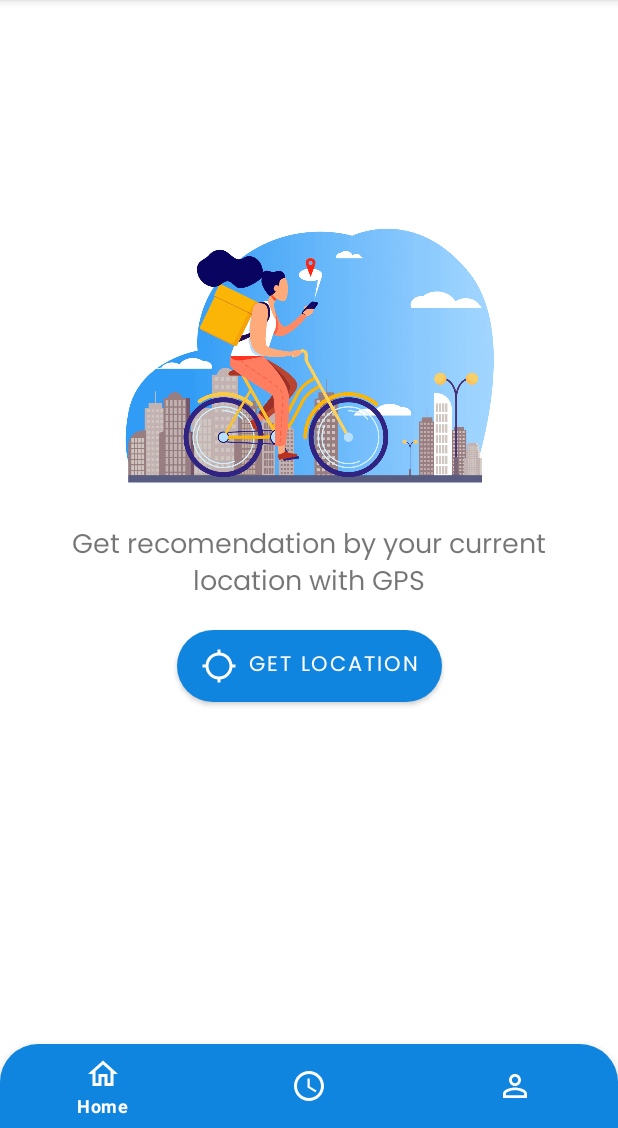
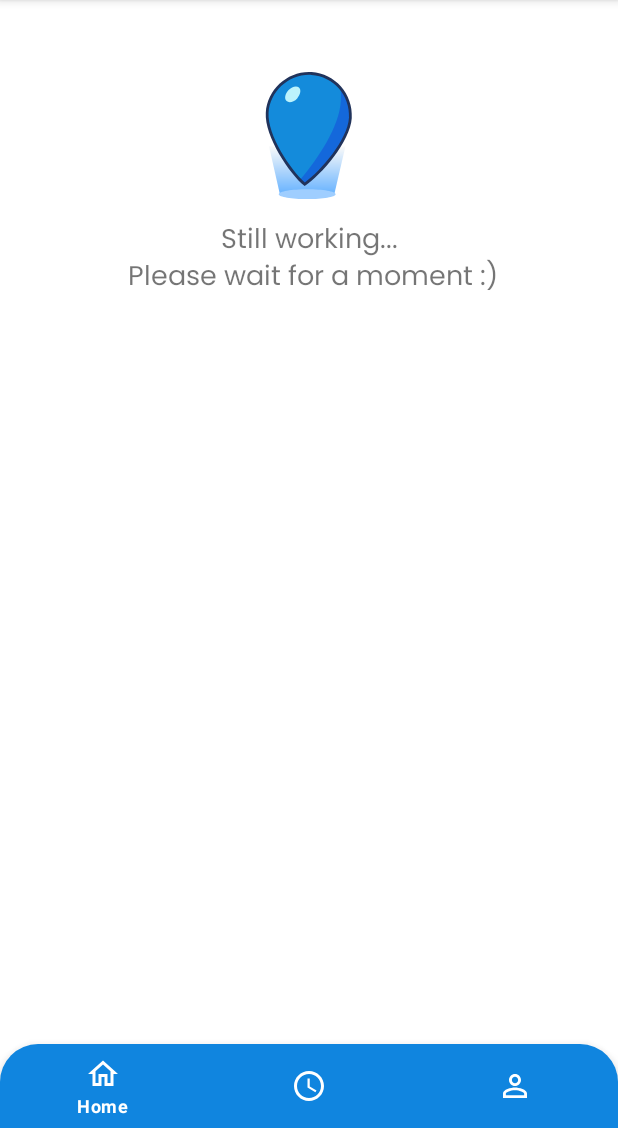
Before and after one commit to MohammadFebriyanto/ahuahu_app, an Android app: the screen it shows after launch (MainActivity), after a tap on "GET LOCATION", on a phone screen of 412 x 824 dp, the part 108-1236 px from its top. Run offline under Robolectric (Android 15) with nearby library versions, the phone set to English and light mode, and no system bars; our stand-ins replace Dagger/Hilt's generated code.

Commit message:
do code refactoring for more efficiency apps

```diff
--- a/ahuahu-app.android/app/build.gradle
+++ b/ahuahu-app.android/app/build.gradle
@@ -63,4 +63,8 @@ dependencies {
     implementation "org.jetbrains.kotlinx:kotlinx-coroutines-android:1.3.9"
     implementation "androidx.lifecycle:lifecycle-viewmodel-ktx:2.3.1"
     implementation "androidx.lifecycle:lifecycle-livedata-ktx:2.3.1"
+    implementation "androidx.room:room-runtime:$roomRuntimeVersion"
+    kapt "androidx.room:room-compiler:$roomVersion"
+    implementation "androidx.room:room-ktx:$roomVersion"
+    testImplementation "androidx.room:room-testing:$roomVersion"
 }
--- a/ahuahu-app.android/app/src/main/java/com/cap0097/ahuahuapp/data/NetworkDataSource.kt
+++ b/ahuahu-app.android/app/src/main/java/com/cap0097/ahuahuapp/data/NetworkDataSource.kt
@@ -1,8 +1,6 @@
 package com.cap0097.ahuahuapp.data
 
-import android.util.Log
 import com.cap0097.ahuahuapp.data.remote.ApiService
-import com.cap0097.ahuahuapp.data.remote.network.ApiResponse
 import com.cap0097.ahuahuapp.domain.model.Result
 import retrofit2.HttpException
 import javax.inject.Inject
@@ -13,8 +11,8 @@ class NetworkDataSource @Inject constructor(
     @Named("geocodeApi") private val geocodeApi: ApiService
 ) {
     suspend fun getResult(lat: String, long: String, callback: LoadResultCallback) {
+        val responseGeocode = geocodeApi.getGeocode("${lat},${long}")
         val response = resultApi.getResult(lat, long)
-        val responseGeocode = geocodeApi.getGeocode("${lat},${long}")
         try {
             response.let { result->
                 responseGeocode.items[0].address.let { geocode->
--- a/ahuahu-app.android/app/src/main/java/com/cap0097/ahuahuapp/data/remote/ApiService.kt
+++ b/ahuahu-app.android/app/src/main/java/com/cap0097/ahuahuapp/data/remote/ApiService.kt
@@ -2,7 +2,6 @@ package com.cap0097.ahuahuapp.data.remote
 
 import com.cap0097.ahuahuapp.data.remote.response.ResultResponse
 import com.aprian1337.sarap.utils.Constants
-import com.cap0097.ahuahuapp.data.remote.response.Address
 import com.cap0097.ahuahuapp.data.remote.response.ItemsItem
 import com.cap0097.ahuahuapp.data.remote.response.RevGeocodeResponse
 import retrofit2.Call
--- a/ahuahu-app.android/app/src/main/java/com/cap0097/ahuahuapp/domain/repository/NetworkRepositoryImpl.kt
+++ b/ahuahu-app.android/app/src/main/java/com/cap0097/ahuahuapp/domain/repository/NetworkRepositoryImpl.kt
@@ -1,5 +1,6 @@
 package com.cap0097.ahuahuapp.domain.repository
 
+import android.util.Log
 import androidx.lifecycle.LiveData
 import androidx.lifecycle.MutableLiveData
 import com.cap0097.ahuahuapp.data.NetworkDataSource
--- a/ahuahu-app.android/app/src/main/java/com/cap0097/ahuahuapp/ui/SplashScreenActivity.kt
+++ b/ahuahu-app.android/app/src/main/java/com/cap0097/ahuahuapp/ui/SplashScreenActivity.kt
@@ -5,12 +5,14 @@ import androidx.appcompat.app.AppCompatActivity
 import android.os.Bundle
 import android.os.Handler
 import android.os.Looper
+import androidx.appcompat.app.AppCompatDelegate
 import com.cap0097.ahuahuapp.R
 
 class SplashScreenActivity : AppCompatActivity() {
     private val splashTime: Long = 4000
     override fun onCreate(savedInstanceState: Bundle?) {
         super.onCreate(savedInstanceState)
+        AppCompatDelegate.setDefaultNightMode(AppCompatDelegate.MODE_NIGHT_NO)
         setContentView(R.layout.activity_splash_screen)
         Handler(Looper.getMainLooper()).postDelayed(
             {
--- a/ahuahu-app.android/app/src/main/java/com/cap0097/ahuahuapp/ui/result/ResultViewModel.kt
+++ b/ahuahu-app.android/app/src/main/java/com/cap0097/ahuahuapp/ui/home/HomeViewModel.kt
@@ -1,6 +1,5 @@
-package com.cap0097.ahuahuapp.ui.result
+package com.cap0097.ahuahuapp.ui.home
 
-import android.util.Log
 import androidx.lifecycle.LiveData
 import androidx.lifecycle.ViewModel
 import com.cap0097.ahuahuapp.domain.model.Result
@@ -9,7 +8,7 @@ import dagger.hilt.android.lifecycle.HiltViewModel
 import javax.inject.Inject
 
 @HiltViewModel
-class ResultViewModel @Inject constructor(private val repository: NetworkRepository)  : ViewModel() {
+class HomeViewModel @Inject constructor(private val repository: NetworkRepository)  : ViewModel() {
 
     fun setResult(lat : String, long : String) : LiveData<Result> = repository.getResult(lat,long)
 
--- a/ahuahu-app.android/app/src/main/res/layout/fragment_home.xml
+++ b/ahuahu-app.android/app/src/main/res/layout/fragment_home.xml
@@ -1,54 +1,40 @@
 <?xml version="1.0" encoding="utf-8"?>
-<androidx.constraintlayout.widget.ConstraintLayout
-    xmlns:android="http://schemas.android.com/apk/res/android"
+<ScrollView xmlns:android="http://schemas.android.com/apk/res/android"
     xmlns:app="http://schemas.android.com/apk/res-auto"
     xmlns:tools="http://schemas.android.com/tools"
     android:layout_width="match_parent"
     android:layout_height="match_parent"
     tools:context=".ui.home.HomeFragment">
 
-   <ImageView
-       android:id="@+id/imgMain"
-       android:layout_width="match_parent"
-       android:layout_height="200dp"
-       android:layout_marginStart="24dp"
-       android:layout_marginEnd="24dp"
-       android:src="@drawable/bg_gps2"
-       app:layout_constraintBottom_toBottomOf="parent"
-       app:layout_constraintEnd_toEndOf="parent"
-       app:layout_constraintHorizontal_bias="0.0"
-       app:layout_constraintStart_toStartOf="parent"
-       app:layout_constraintTop_toTopOf="parent"
-       app:layout_constraintVertical_bias="0.269" />
+    <androidx.constraintlayout.widget.ConstraintLayout
+        android:layout_width="match_parent"
+        android:layout_height="match_parent">
 
-   <TextView
-       android:id="@+id/tvLabel"
-       android:layout_width="0dp"
-       android:layout_height="wrap_content"
-       android:layout_marginStart="24dp"
-       android:layout_marginTop="16dp"
-       android:layout_marginEnd="24dp"
-       android:fontFamily="@font/poppins_regular"
-       android:gravity="center"
-       android:text="@string/get_your_current_location"
-       android:textSize="18sp"
-       app:layout_constraintEnd_toEndOf="@+id/imgMain"
-       app:layout_constraintStart_toStartOf="@+id/imgMain"
-       app:layout_constraintTop_toBottomOf="@+id/imgMain" />
+        <include
+            android:id="@+id/layout_get_location"
+            layout="@layout/get_location"
+            app:layout_constraintBottom_toBottomOf="parent"
+            app:layout_constraintEnd_toEndOf="parent"
+            app:layout_constraintStart_toStartOf="parent"
+            app:layout_constraintTop_toTopOf="parent" />
 
-   <Button
-       android:id="@+id/btn_get_location"
-       android:layout_width="wrap_content"
-       android:layout_height="wrap_content"
-       android:background="@drawable/rounded_normal"
-       android:drawableLeft="@drawable/ic_baseline_location_searching_24"
-       android:drawableTint="@color/white"
-       android:fontFamily="@font/poppins_regular"
-       android:text="Get Location"
-       android:layout_marginTop="16dp"
-       app:layout_constraintEnd_toEndOf="@+id/tvLabel"
-       app:layout_constraintStart_toStartOf="@+id/tvLabel"
-       app:layout_constraintTop_toBottomOf="@+id/tvLabel" />
+        <include
+            android:id="@+id/layout_loading"
+            layout="@layout/loading"
+            android:visibility="gone"
+            app:layout_constraintBottom_toBottomOf="parent"
+            app:layout_constraintEnd_toEndOf="parent"
+            app:layout_constraintStart_toStartOf="parent"
+            app:layout_constraintTop_toTopOf="parent" />
 
+        <include
+            android:id="@+id/layout_result"
+            layout="@layout/result"
+            android:visibility="gone"
+            app:layout_constraintBottom_toBottomOf="parent"
+            app:layout_constraintEnd_toEndOf="parent"
+            app:layout_constraintStart_toStartOf="parent"
+            app:layout_constraintTop_toTopOf="parent" />
 
-</androidx.constraintlayout.widget.ConstraintLayout>
+    </androidx.constraintlayout.widget.ConstraintLayout>
+</ScrollView>
--- /dev/null
+++ b/ahuahu-app.android/app/src/main/res/layout/loading.xml
@@ -0,0 +1,36 @@
+<?xml version="1.0" encoding="utf-8"?>
+<androidx.constraintlayout.widget.ConstraintLayout
+    xmlns:android="http://schemas.android.com/apk/res/android"
+    xmlns:app="http://schemas.android.com/apk/res-auto"
+    android:layout_width="match_parent"
+    android:layout_height="match_parent">
+
+    <com.airbnb.lottie.LottieAnimationView
+        android:id="@+id/pb_get_location"
+        android:layout_width="120dp"
+        android:layout_height="120dp"
+        app:layout_constraintBottom_toBottomOf="parent"
+        app:layout_constraintEnd_toEndOf="parent"
+        app:layout_constraintHorizontal_bias="0.498"
+        app:layout_constraintStart_toStartOf="parent"
+        app:layout_constraintTop_toTopOf="parent"
+        app:layout_constraintVertical_bias="0.32"
+        app:lottie_autoPlay="true"
+        app:lottie_fileName="31388-map-marker-spins.json"
+        app:lottie_loop="true" />
+
+    <TextView
+        android:id="@+id/tv_label_pb"
+        android:layout_width="0dp"
+        android:layout_height="wrap_content"
+        android:layout_marginStart="16dp"
+        android:layout_marginEnd="16dp"
+        android:fontFamily="@font/font_poppins_regular"
+        android:gravity="center"
+        android:text="@string/label_loading_main"
+        android:textSize="18sp"
+        app:layout_constraintEnd_toEndOf="parent"
+        app:layout_constraintStart_toStartOf="parent"
+        app:layout_constraintTop_toBottomOf="@+id/pb_get_location" />
+
+</androidx.constraintlayout.widget.ConstraintLayout>
--- a/ahuahu-app.android/app/src/main/res/layout/fragment_result.xml
+++ b/ahuahu-app.android/app/src/main/res/layout/result.xml
@@ -2,10 +2,8 @@
 <androidx.constraintlayout.widget.ConstraintLayout
     xmlns:android="http://schemas.android.com/apk/res/android"
     xmlns:app="http://schemas.android.com/apk/res-auto"
-    xmlns:tools="http://schemas.android.com/tools"
     android:layout_width="match_parent"
-    android:layout_height="match_parent"
-    tools:context=".ui.result.ResultFragment">
+    android:layout_height="match_parent">
 
     <androidx.cardview.widget.CardView
         android:id="@+id/cardSmile"
--- a/ahuahu-app.android/app/src/main/res/values-night/themes.xml
+++ b/ahuahu-app.android/app/src/main/res/values-night/themes.xml
@@ -1,13 +1,13 @@
 <resources xmlns:tools="http://schemas.android.com/tools">
     <!-- Base application theme. -->
-    <style name="Theme.AhuahuApp" parent="Theme.MaterialComponents.DayNight.DarkActionBar">
+    <style name="Theme.AhuahuApp" parent="Theme.MaterialComponents.Light.DarkActionBar">
         <!-- Primary brand color. -->
-        <item name="colorPrimary">@color/purple_200</item>
-        <item name="colorPrimaryVariant">@color/purple_700</item>
-        <item name="colorOnPrimary">@color/black</item>
+        <item name="colorPrimary">@color/blue</item>
+        <item name="colorPrimaryVariant">@color/blue</item>
+        <item name="colorOnPrimary">@color/white</item>
         <!-- Secondary brand color. -->
-        <item name="colorSecondary">@color/teal_200</item>
-        <item name="colorSecondaryVariant">@color/teal_200</item>
+        <item name="colorSecondary">@color/darkblue</item>
+        <item name="colorSecondaryVariant">@color/teal_700</item>
         <item name="colorOnSecondary">@color/black</item>
         <!-- Status bar color. -->
         <item name="android:statusBarColor" tools:targetApi="l">?attr/colorPrimaryVariant</item>
--- a/ahuahu-app.android/app/src/main/res/values/themes.xml
+++ b/ahuahu-app.android/app/src/main/res/values/themes.xml
@@ -1,6 +1,6 @@
 <resources xmlns:tools="http://schemas.android.com/tools">
     <!-- Base application theme. -->
-    <style name="Theme.AhuahuApp" parent="Theme.MaterialComponents.DayNight.NoActionBar">
+    <style name="Theme.AhuahuApp" parent="Theme.MaterialComponents.Light.NoActionBar">
         <!-- Primary brand color. -->
         <item name="colorPrimary">@color/blue</item>
         <item name="colorPrimaryVariant">@color/blue</item>
```
Also changed, not shown: ahuahu-app.android/app/src/main/java/com/cap0097/ahuahuapp/ui/home/HomeFragment.kt (+168 -25 lines), ahuahu-app.android/app/src/main/java/com/cap0097/ahuahuapp/ui/result/ResultFragment.kt (deleted, +0 -122 lines), ahuahu-app.android/app/src/main/res/layout/get_location.xml (added, +50 -0 lines), ahuahu-app.android/build.gradle (+7 -3 lines).
